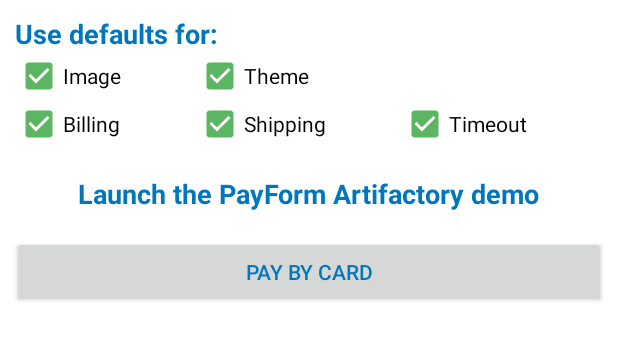
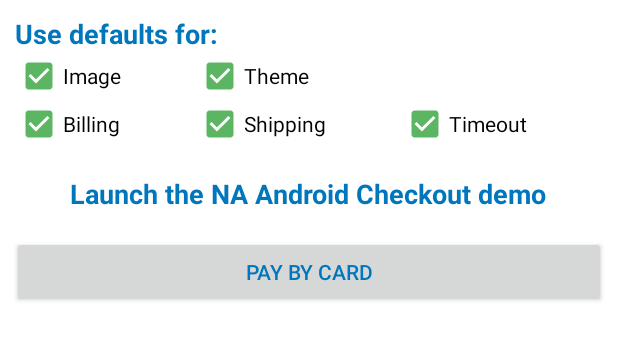
Before and after one commit to Beanstream/beanstream-android-payform-demo, an Android app: the layout activity_main.xml on its own in the app's theme, with its tools: preview values and no code run, on a phone screen of 412 x 824 dp. Shown: the top 340 px of the screen. Run offline under Robolectric (Android 15) with nearby library versions, the phone set to English and light mode, and no system bars.

Commit message:
WEB-646 Rename PayForm to Checkout

```diff
--- a/app/build.gradle
+++ b/app/build.gradle
@@ -4,7 +4,7 @@ android {
     compileSdkVersion 24
     buildToolsVersion '25.0.0'
     defaultConfig {
-        applicationId "com.bambora.PayFormDemo"
+        applicationId "com.bambora.na.CheckoutDemo"
         minSdkVersion 19
         targetSdkVersion 24
         versionCode 1
@@ -21,13 +21,13 @@ android {
     repositories {
         jcenter()
         maven {
-            url "https://beanstream.jfrog.io/beanstream/libs-release"
+            url "https://bambora.jfrog.io/bambora/na-libs-release"
         }
     }
 }
 
 dependencies {
-    compile(group: 'com.bambora.android', name: 'payform', version: '0.1.2', ext: 'aar')
+    compile(group: 'com.bambora.na.android', name: 'checkout', version: '0.2.0', ext: 'aar')
     compile 'com.android.support:appcompat-v7:24.2.1'
     compile 'com.android.support:cardview-v7:24.1.1'
 
--- a/app/src/main/AndroidManifest.xml
+++ b/app/src/main/AndroidManifest.xml
@@ -1,7 +1,7 @@
 <?xml version="1.0" encoding="utf-8"?>
 <manifest xmlns:android="http://schemas.android.com/apk/res/android"
     xmlns:tools="http://schemas.android.com/tools"
-    package="com.beanstream.PayFormDemo">
+    package="com.bambora.na.CheckoutDemo">
 
     <application
         android:allowBackup="true"
@@ -9,8 +9,8 @@
         android:label="@string/app_name"
         android:supportsRtl="true"
         tools:replace="android:theme"
-        android:theme="@style/Theme.PayForm.Demo">
-        <activity android:name="com.bambora.PayFormDemo.activities.MainActivity">
+        android:theme="@style/Theme.Checkout.Demo">
+        <activity android:name="com.bambora.na.CheckoutDemo.activities.MainActivity">
             <intent-filter>
                 <action android:name="android.intent.action.MAIN" />
                 <category android:name="android.intent.category.LAUNCHER" />
--- a/app/src/main/res/layout/activity_main.xml
+++ b/app/src/main/res/layout/activity_main.xml
@@ -1,11 +1,11 @@
 <!--
-  ~ Copyright (c) 2016 Beanstream Internet Commerce, Inc. All rights reserved.
+  ~ Copyright (c) 2017 Bambora.
   -->
 <RelativeLayout xmlns:android="http://schemas.android.com/apk/res/android"
     xmlns:tools="http://schemas.android.com/tools"
     android:layout_width="match_parent"
     android:layout_height="match_parent"
-    tools:context="com.bambora.PayFormDemo.activities.MainActivity">
+    tools:context="com.bambora.na.CheckoutDemo.activities.MainActivity">
 
     <!--Settings-->
     <TableLayout
@@ -83,7 +83,7 @@
 
     <!--Results-->
     <TextView
-        android:id="@+id/demo_payform_error"
+        android:id="@+id/demo_checkout_error"
         style="@style/ErrorText"
         android:layout_width="wrap_content"
         android:layout_height="wrap_content"
@@ -93,11 +93,11 @@
         android:visibility="visible" />
 
     <TextView
-        android:id="@+id/demo_payform_results"
+        android:id="@+id/demo_checkout_results"
         android:layout_width="wrap_content"
         android:layout_height="wrap_content"
-        android:layout_below="@+id/demo_payform_error"
+        android:layout_below="@+id/demo_checkout_error"
         android:gravity="center"
-        android:text="@string/demo_payform_token"
+        android:text="@string/demo_checkout_token"
         android:visibility="gone" />
 </RelativeLayout>
--- a/app/src/main/res/values/strings.xml
+++ b/app/src/main/res/values/strings.xml
@@ -1,12 +1,12 @@
 <resources>
-    <string name="app_name">PayForm Artifactory Demo</string>
+    <string name="app_name">NA Android Checkout Demo</string>
 
     <string name="demo_pay_button">Pay by Card</string>
-    <string name="demo_pay_label">Launch the PayForm Artifactory demo</string>
+    <string name="demo_pay_label">Launch the NA Android Checkout demo</string>
 
-    <string name="demo_payform_cancelled">Payform was cancelled</string>
-    <string name="demo_payform_error">PayForm returned an error!</string>
-    <string name="demo_payform_token">XXX-XXXXXXXX-XXXX-XXXX-XXXX-XXXXXXXXXXXX</string>
+    <string name="demo_checkout_cancelled">Checkout was cancelled</string>
+    <string name="demo_checkout_error">Checkout returned an error!</string>
+    <string name="demo_checkout_token">XXX-XXXXXXXX-XXXX-XXXX-XXXX-XXXXXXXXXXXX</string>
 
     <string name="demo_settings_label_title">Use defaults for:</string>
 
--- a/app/src/main/res/values/styles.xml
+++ b/app/src/main/res/values/styles.xml
@@ -1,5 +1,5 @@
 <!--
-  ~ Copyright (c) 2016 Beanstream Internet Commerce, Inc. All rights reserved.
+  ~ Copyright (c) 2017 Bambora.
   ~
   ~ Created by dlight on 2016-09-07.
   -->
```
Also changed, not shown: app/src/main/java/com/bambora/na/CheckoutDemo/activities/MainActivity.java (renamed from app/src/main/java/com/bambora/PayFormDemo/activities/MainActivity.java, +25 -25 lines), app/src/main/res/values/colors.xml (+4 -4 lines), app/src/main/res/values/themes.xml (+8 -8 lines), 1 other file.
